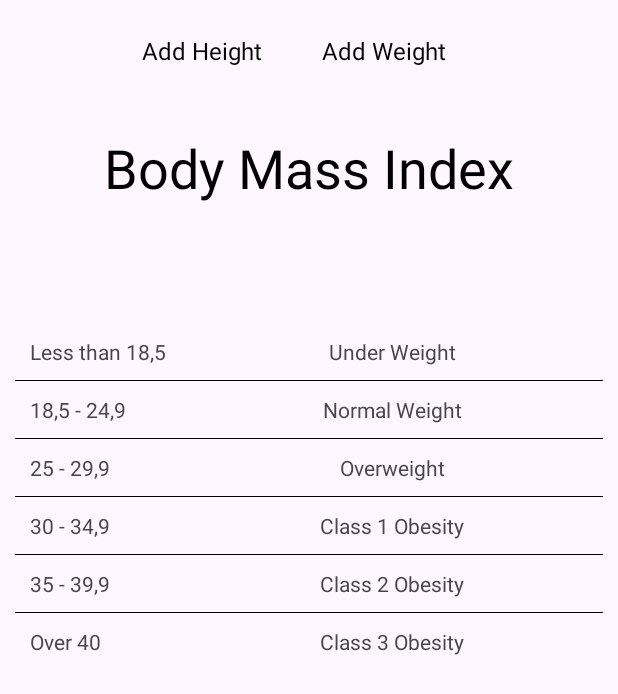
After one commit to TRENCH13/PracticasDesarrolloRedApp, an Android app: the ResultActivity screen opened directly, with no data from a screen before it, on a phone screen of 412 x 824 dp. The commit adds this screen. Shown: the top 694 px of the screen. Run offline under Robolectric (Android 15) with nearby library versions, the phone set to English and light mode, and no system bars; our stand-ins replace data binding; 4 statements that could not run were skipped.

Commit message:
Tercera Practica
Se subió la tercera práctica que se tenía local al repositorio

Práctica2- Aplicación con Explicit Intents

```diff
--- a/App/Practica2/app/src/main/AndroidManifest.xml
+++ b/App/Practica2/app/src/main/AndroidManifest.xml
@@ -13,6 +13,9 @@
         android:theme="@style/Theme.Practica2"
         tools:targetApi="31">
         <activity
+            android:name=".ResultActivity"
+            android:exported="false" />
+        <activity
             android:name=".MainActivity"
             android:exported="true">
             <intent-filter>
--- a/App/Practica2/app/src/main/java/com/example/practica2/MainActivity.java
+++ b/App/Practica2/app/src/main/java/com/example/practica2/MainActivity.java
@@ -2,6 +2,7 @@ package com.example.practica2;
 
 import androidx.appcompat.app.AppCompatActivity;
 
+import android.content.Intent;
 import android.os.Bundle;
 import android.util.Log;
 import android.widget.Toast;
@@ -24,7 +25,8 @@ public class MainActivity extends AppCompatActivity {
             try {
                 double peso = Double.parseDouble(binding.userWeight.getText().toString());
                 double altura = Double.parseDouble(binding.userHeight.getText().toString());
-                binding.textResult.setText(getString(R.string.result_message, calc_imc(peso,altura)));
+                //binding.textResult.setText(getString(R.string.result_message, calc_imc(peso,altura)));
+                openResultActivity(peso, altura);
             }catch(NumberFormatException ex){
                 Log.e("MainActivity",ex.toString());
                 Toast.makeText(this, getString(R.string.error_message), Toast.LENGTH_SHORT).show();
@@ -38,4 +40,14 @@ public class MainActivity extends AppCompatActivity {
         double altura_m = altura/100;
         return peso/(altura_m*altura_m);
     }
+
+    //Pasar a la siguiente activity
+    private void openResultActivity(double peso, double altura) {
+        double imc = calc_imc(peso, altura);
+        Intent intent = new Intent(this, ResultActivity.class);
+        intent.putExtra(ResultActivity.WEIGHT_KEY,peso);
+        intent.putExtra(ResultActivity.HEIGHT_KEY,altura);
+        intent.putExtra(ResultActivity.IMC_KEY, imc);
+        startActivity(intent);
+    }
 }
--- /dev/null
+++ b/App/Practica2/app/src/main/java/com/example/practica2/ResultActivity.java
@@ -0,0 +1,49 @@
+package com.example.practica2;
+
+import androidx.activity.result.ActivityResult;
+import androidx.appcompat.app.AppCompatActivity;
+
+import android.os.Bundle;
+
+import com.example.practica2.databinding.ActivityResultBinding;
+
+import java.text.DecimalFormat;
+
+public class ResultActivity extends AppCompatActivity {
+    public static final String IMC_KEY = "masacorporal";
+    public static final String WEIGHT_KEY = "peso";
+    public static final String HEIGHT_KEY = "altura";
+
+    ActivityResultBinding binding;
+
+
+    @Override
+    protected void onCreate(Bundle savedInstanceState) {
+        super.onCreate(savedInstanceState);
+        binding = ActivityResultBinding.inflate(getLayoutInflater());
+        setContentView(binding.getRoot());
+        Bundle extras = getIntent().getExtras();
+        DecimalFormat df = new DecimalFormat("#.#");
+        binding.setResultImc(df.format(extras.getDouble(IMC_KEY)));
+        binding.setDataHeight(df.format(extras.getDouble(HEIGHT_KEY)));
+        binding.setDataWeight(df.format(extras.getDouble(WEIGHT_KEY)));
+        paintRow(extras.getDouble(IMC_KEY));
+    }
+
+    private void paintRow(double imc){
+        double normal = 18.5, over = 25, obesity1 = 30, obesity2 = 35, obesity3 = 40;
+        if(imc < normal){
+            binding.rowUnderWeight.setBackgroundColor(getColor(R.color.blue));
+        } else if (imc >= normal && imc < over) {
+            binding.rowNormalWeight.setBackgroundColor(getColor(R.color.green));
+        }else if(imc >= over && imc < obesity1){
+            binding.rowOverweight.setBackgroundColor(getColor(R.color.yellow));
+        }else if(imc >= obesity1 && imc < obesity2){
+            binding.rowObesity1.setBackgroundColor(getColor(R.color.orange));
+        }else if(imc >= obesity2 && imc < obesity3){
+            binding.rowObesity2.setBackgroundColor(getColor(R.color.red));
+        }else{
+            binding.rowObesity3.setBackgroundColor(getColor(R.color.pink));
+        }
+    }
+}
--- /dev/null
+++ b/App/Practica2/app/src/main/res/layout/activity_result.xml
@@ -0,0 +1,150 @@
+<?xml version="1.0" encoding="utf-8"?>
+<layout xmlns:android="http://schemas.android.com/apk/res/android"
+    xmlns:app="http://schemas.android.com/apk/res-auto"
+    xmlns:tools="http://schemas.android.com/tools">
+
+    <data>
+        <variable name="result_imc" type="java.lang.String" />
+        <variable name="data_weight" type="java.lang.String" />
+        <variable name="data_height" type="java.lang.String" />
+    </data>
+
+    <LinearLayout
+        android:layout_width="match_parent"
+        android:layout_height="match_parent"
+        android:orientation="vertical"
+        tools:context=".ResultActivity">
+
+        <LinearLayout
+            android:layout_width="match_parent"
+            android:layout_height="wrap_content"
+            android:orientation="horizontal"
+            android:layout_margin="10sp"
+            android:gravity="center">
+
+            <TextView
+                android:layout_width="wrap_content"
+                android:layout_height="wrap_content"
+                android:text="@string/add_height"
+                android:layout_margin="10sp"
+                android:textSize="16sp"
+                android:textColor="@color/black"
+                />
+
+            <TextView
+                android:layout_width="wrap_content"
+                android:layout_height="wrap_content"
+                android:text="@{data_height}"
+                android:layout_margin="10sp"
+                android:textSize="20sp"
+                />
+
+            <TextView
+                android:layout_width="wrap_content"
+                android:layout_height="wrap_content"
+                android:text="@string/add_weight"
+                android:layout_margin="10sp"
+                android:textSize="16sp"
+                android:textColor="@color/black"
+                />
+
+            <TextView
+                android:layout_width="wrap_content"
+                android:layout_height="wrap_content"
+                android:text="@{data_weight}"
+                android:layout_margin="10sp"
+                android:textSize="20sp"
+                />
+        </LinearLayout>
+
+        <TextView
+            android:layout_width="match_parent"
+            android:layout_height="wrap_content"
+            android:textAlignment="center"
+            android:textSize="36sp"
+            android:textColor="@color/black"
+            android:layout_marginTop="20sp"
+            android:text="@string/body_mass_index" />
+
+        <TextView
+            android:id="@+id/result_message"
+            android:layout_width="match_parent"
+            android:layout_height="wrap_content"
+            android:textAlignment="center"
+            android:textSize="36sp"
+            android:layout_marginTop="10sp"
+            android:layout_marginBottom="10sp"
+            android:text="@{result_imc}" />
+
+        <TableLayout
+            android:layout_width="match_parent"
+            android:layout_height="wrap_content"
+            android:layout_margin="10sp"
+            android:stretchColumns="1"
+            android:divider="@color/black"
+            android:showDividers="middle" >
+
+            <TableRow android:id="@+id/row_under_weight">
+                <TextView
+                    android:text="@string/less_than_18_5"
+                    android:padding="10sp" />
+                <TextView
+                    android:text="@string/under_weight"
+                    android:gravity="center"
+                    android:padding="10sp" />
+            </TableRow>
+
+            <TableRow android:id="@+id/row_normal_weight">
+                <TextView
+                    android:text="@string/between18_5_and_24_9"
+                    android:padding="10sp" />
+                <TextView
+                    android:text="@string/normal_weight"
+                    android:gravity="center"
+                    android:padding="10sp" />
+            </TableRow>
+
+            <TableRow android:id="@+id/row_overweight">
+                <TextView
+                    android:text="@string/between25_and_29_9"
+                    android:padding="10sp" />
+                <TextView
+                    android:text="@string/overweight"
+                    android:gravity="center"
+                    android:padding="10sp" />
+            </TableRow>
+
+            <TableRow android:id="@+id/row_obesity1">
+                <TextView
+                    android:text="@string/between30_and_34_9"
+                    android:padding="10sp" />
+                <TextView
+                    android:text="@string/class1_obesity"
+                    android:gravity="center"
+                    android:padding="10sp" />
+            </TableRow>
+
+            <TableRow android:id="@+id/row_obesity2">
+                <TextView
+                    android:text="@string/between35_and_39_9"
+                    android:padding="10sp" />
+                <TextView
+                    android:text="@string/class2_obesity"
+                    android:gravity="center"
+                    android:padding="10sp" />
+            </TableRow>
+
+            <TableRow android:id="@+id/row_obesity3">
+                <TextView
+                    android:text="@string/more_than_40"
+                    android:padding="10sp" />
+                <TextView
+                    android:text="@string/class3_obesity"
+                    android:gravity="center"
+                    android:padding="10sp" />
+            </TableRow>
+
+        </TableLayout>
+
+    </LinearLayout>
+</layout>
--- a/App/Practica2/app/src/main/res/values/colors.xml
+++ b/App/Practica2/app/src/main/res/values/colors.xml
@@ -2,4 +2,10 @@
 <resources>
     <color name="black">#FF000000</color>
     <color name="white">#FFFFFFFF</color>
+    <color name="blue">#FD3372DC</color>
+    <color name="green">#85B635</color>
+    <color name="yellow">#FBE202</color>
+    <color name="orange">#FF9800</color>
+    <color name="red">#FB0303</color>
+    <color name="pink">#FB9595</color>
 </resources>
--- a/App/Practica2/app/src/main/res/values/strings.xml
+++ b/App/Practica2/app/src/main/res/values/strings.xml
@@ -9,4 +9,26 @@
 
     <string name="result_message">All OK %f</string>
     <string name="error_message">ERROR</string>>
+
+    //Result Activity
+    <string name="body_mass_index">Body Mass Index</string>
+
+    <string name="less_than_18_5">  Less than 18,5</string>
+    <string name="under_weight">Under Weight</string>
+
+    <string name="between18_5_and_24_9">18,5 - 24,9</string>
+    <string name="normal_weight">Normal Weight</string>
+
+    <string name="between25_and_29_9">25 - 29,9</string>
+    <string name="overweight">Overweight</string>
+
+    <string name="between30_and_34_9">30 - 34,9</string>
+    <string name="class1_obesity">Class 1 Obesity</string>
+
+    <string name="between35_and_39_9">35 - 39,9</string>
+    <string name="class2_obesity">Class 2 Obesity</string>
+
+    <string name="more_than_40"> Over 40</string>
+    <string name="class3_obesity">Class 3 Obesity</string>
+
 </resources>
```
